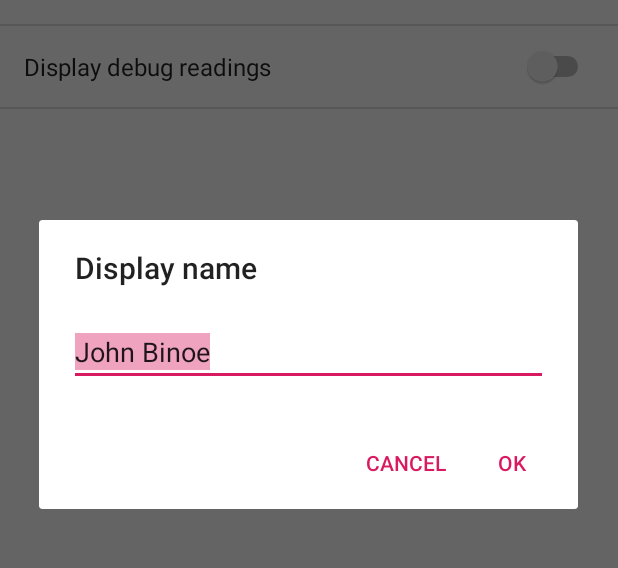
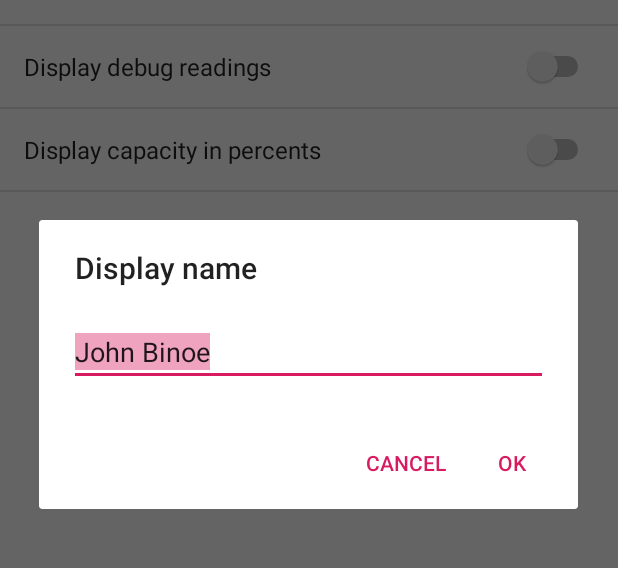
Before and after one commit to dunker4o/smart-bin, an Android app: the SettingsActivity screen opened directly, with no data from a screen before it, after a tap on "Display name", on a phone screen of 412 x 824 dp, the part 253-821 px from its top. Run offline under Robolectric (Android 15) with nearby library versions, the phone set to English and light mode, and no system bars; network calls fail; 1 other tap on this screen came first.

Commit message:
Added option of switching on/off percentage.

```diff
--- a/BinmeterApp/app/src/main/java/com/dst/glasgow/binmeter/BinStatus.java
+++ b/BinmeterApp/app/src/main/java/com/dst/glasgow/binmeter/BinStatus.java
@@ -42,6 +42,11 @@ public class BinStatus extends AppCompatActivity {
 
             LinearLayout distanceLayout = (LinearLayout) findViewById(R.id.distance_layout);
             distanceLayout.setVisibility(View.GONE);
+        }
+
+        if(prefs.getBoolean("display_capacity_percent", false) == false){
+            TextView percentView = (TextView) findViewById(R.id.cap_percent);
+            percentView.setVisibility(View.GONE);
         }
 
         Thread scrapeThread = new Thread(new Runnable() {
--- a/BinmeterApp/app/src/main/res/values/strings.xml
+++ b/BinmeterApp/app/src/main/res/values/strings.xml
@@ -116,4 +116,5 @@ and we will help you as much as we can.\n"
     </string>
     <string name="pref_title_display_debug">Display debug readings</string>
     <string name="pref_title_display_percentage">Display bin capacity percentage</string>
+    <string name="pref_title_display_percent">Display capacity in percents</string>
 </resources>
--- a/BinmeterApp/app/src/main/res/xml/pref_general.xml
+++ b/BinmeterApp/app/src/main/res/xml/pref_general.xml
@@ -31,6 +31,10 @@
         android:key="display_debug_info"
         android:title="@string/pref_title_display_debug" />
 
+    <SwitchPreference
+        android:defaultValue="false"
+        android:key="display_capacity_percent"
+        android:title="@string/pref_title_display_percent" />
 
     <!-- NOTE: Hide buttons to simplify the UI. Users can touch outside the dialog to
          dismiss it. -->
```
